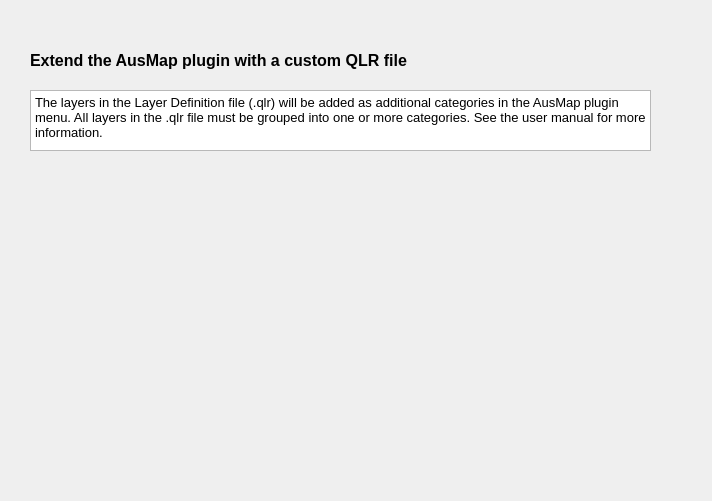
Qt form settings/settings.ui (lmillard79/Billabong-QGIS-Plugin) before a commit.
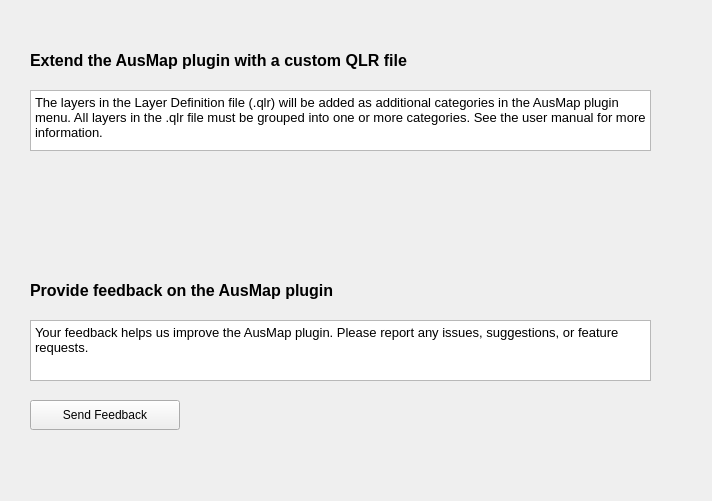
The same form after that commit. Custom widgets are drawn as their Qt base class.

Diff of the .ui file:
```diff
--- a/settings/settings.ui
+++ b/settings/settings.ui
@@ -63,6 +63,56 @@
 &lt;p style=&quot; margin-top:0px; margin-bottom:0px; margin-left:0px; margin-right:0px; -qt-block-indent:0; text-indent:0px;&quot;&gt;&lt;span style=&quot; font-size:10pt;&quot;&gt;The layers in the Layer Definition file (.qlr) will be added as additional categories in the AusMap plugin menu. All layers in the .qlr file must be grouped into one or more categories. See the user manual for more information.&lt;/span&gt;&lt;/p&gt;&lt;/body&gt;&lt;/html&gt;</string>
    </property>
   </widget>
+  <widget class="QLabel" name="feedbackLabel">
+   <property name="geometry">
+    <rect>
+     <x>30</x>
+     <y>260</y>
+     <width>431</width>
+     <height>61</height>
+    </rect>
+   </property>
+   <property name="font">
+    <font>
+     <pointsize>12</pointsize>
+     <weight>75</weight>
+     <bold>true</bold>
+    </font>
+   </property>
+   <property name="text">
+    <string>Provide feedback on the AusMap plugin</string>
+   </property>
+  </widget>
+  <widget class="QTextBrowser" name="feedbackTextBrowser">
+   <property name="geometry">
+    <rect>
+     <x>30</x>
+     <y>320</y>
+     <width>621</width>
+     <height>61</height>
+    </rect>
+   </property>
+   <property name="html">
+    <string>&lt;!DOCTYPE HTML PUBLIC &quot;-//W3C//DTD HTML 4.0//EN&quot; &quot;http://www.w3.org/TR/REC-html40/strict.dtd&quot;&gt;
+&lt;html&gt;&lt;head&gt;&lt;meta name=&quot;qrichtext&quot; content=&quot;1&quot; /&gt;&lt;style type=&quot;text/css&quot;&gt;
+p, li { white-space: pre-wrap; }
+&lt;/style&gt;&lt;/head&gt;&lt;body style=&quot; font-family:'MS Shell Dlg 2'; font-size:9.75pt; font-weight:400; font-style:normal;&quot;&gt;
+&lt;p style=&quot; margin-top:0px; margin-bottom:0px; margin-left:0px; margin-right:0px; -qt-block-indent:0; text-indent:0px;&quot;&gt;&lt;span style=&quot; font-size:10pt;&quot;&gt;Your feedback helps us improve the AusMap plugin. Please report any issues, suggestions, or feature requests.&lt;/span&gt;&lt;/p&gt;&lt;/body&gt;&lt;/html&gt;</string>
+   </property>
+  </widget>
+  <widget class="QPushButton" name="feedbackButton">
+   <property name="geometry">
+    <rect>
+     <x>30</x>
+     <y>400</y>
+     <width>150</width>
+     <height>30</height>
+    </rect>
+   </property>
+   <property name="text">
+    <string>Send Feedback</string>
+   </property>
+  </widget>
  </widget>
  <customwidgets>
   <customwidget>
```
